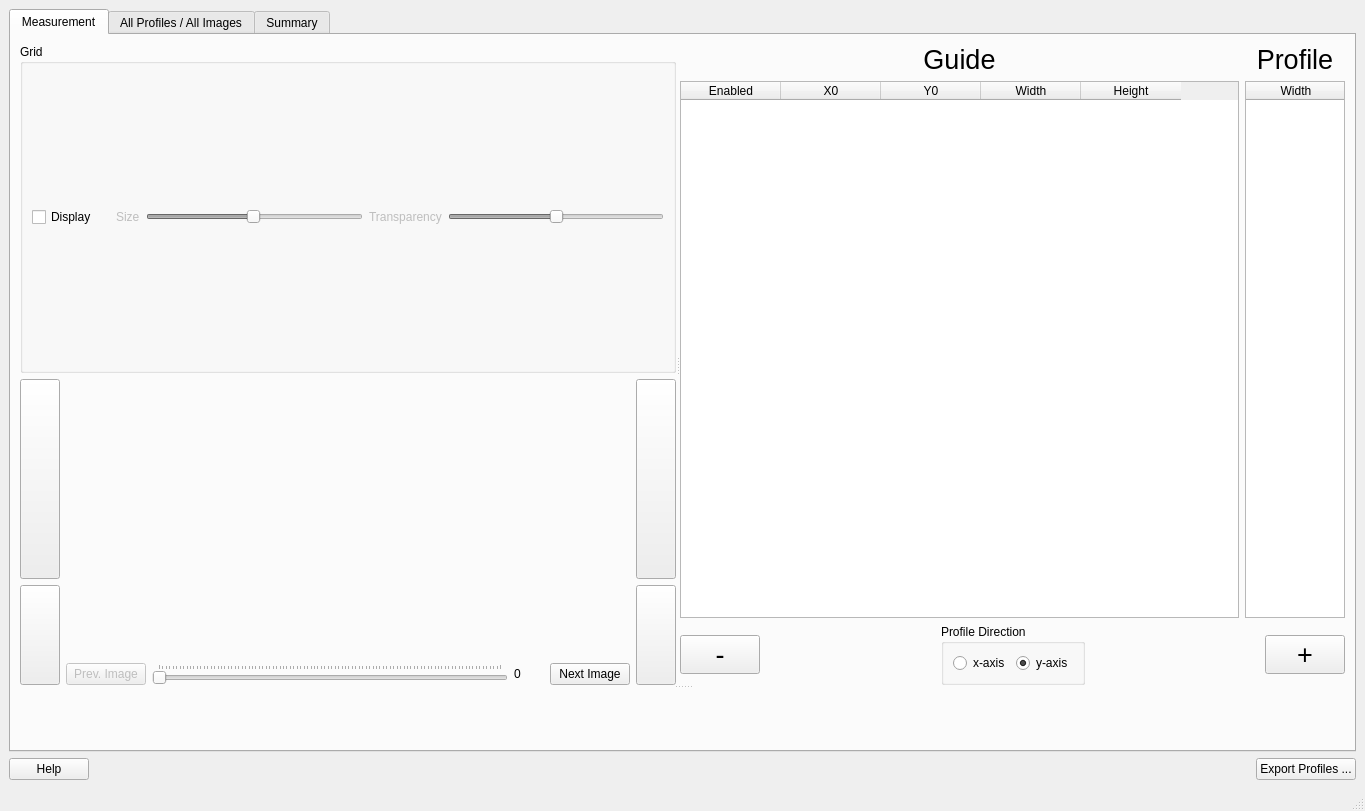
neutronimaging/python_notebooks, file ui/ui_profile.ui: the form before one commit.
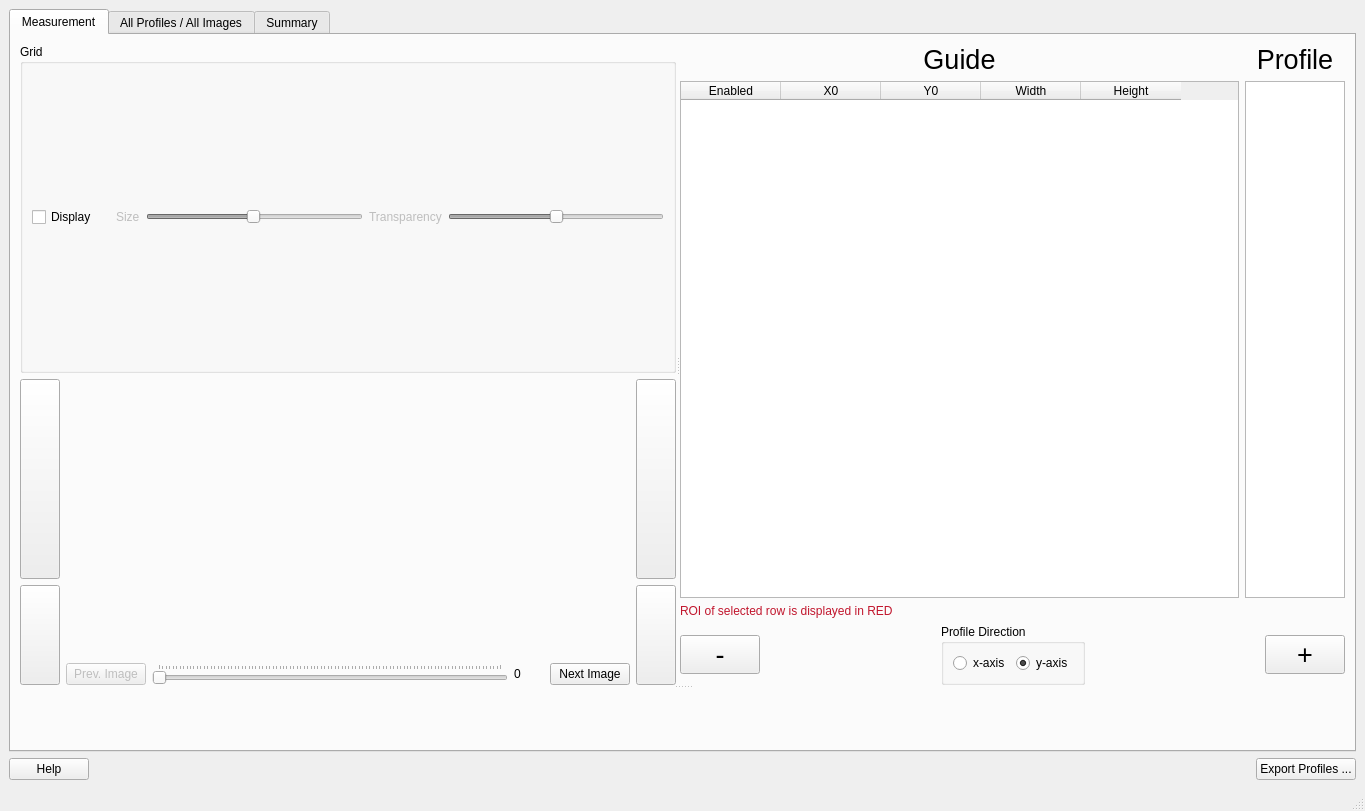
The form after the commit. The open tabs and pages were chosen to show the change.

The edit to the form file:
```diff
--- a/ui/ui_profile.ui
+++ b/ui/ui_profile.ui
@@ -394,7 +394,7 @@
                   <enum>QAbstractItemView::SelectRows</enum>
                  </property>
                  <attribute name="horizontalHeaderVisible">
-                  <bool>true</bool>
+                  <bool>false</bool>
                  </attribute>
                  <attribute name="verticalHeaderVisible">
                   <bool>false</bool>
@@ -406,6 +406,161 @@
                  </column>
                 </widget>
                </item>
+               <item row="2" column="0">
+                <widget class="QLabel" name="label_3">
+                 <property name="palette">
+                  <palette>
+                   <active>
+                    <colorrole role="WindowText">
+                     <brush brushstyle="SolidPattern">
+                      <color alpha="255">
+                       <red>193</red>
+                       <green>22</green>
+                       <blue>45</blue>
+                      </color>
+                     </brush>
+                    </colorrole>
+                    <colorrole role="Text">
+                     <brush brushstyle="SolidPattern">
+                      <color alpha="255">
+                       <red>193</red>
+                       <green>22</green>
+                       <blue>45</blue>
+                      </color>
+                     </brush>
+                    </colorrole>
+                    <colorrole role="ButtonText">
+                     <brush brushstyle="SolidPattern">
+                      <color alpha="255">
+                       <red>193</red>
+                       <green>22</green>
+                       <blue>45</blue>
+                      </color>
+                     </brush>
+                    </colorrole>
+                    <colorrole role="HighlightedText">
+                     <brush brushstyle="SolidPattern">
+                      <color alpha="255">
+                       <red>193</red>
+                       <green>22</green>
+                       <blue>45</blue>
+                      </color>
+                     </brush>
+                    </colorrole>
+                    <colorrole role="ToolTipText">
+                     <brush brushstyle="SolidPattern">
+                      <color alpha="255">
+                       <red>193</red>
+                       <green>22</green>
+                       <blue>45</blue>
+                      </color>
+                     </brush>
+                    </colorrole>
+                   </active>
+                   <inactive>
+                    <colorrole role="WindowText">
+                     <brush brushstyle="SolidPattern">
+                      <color alpha="255">
+                       <red>193</red>
+                       <green>22</green>
+                       <blue>45</blue>
+                      </color>
+                     </brush>
+                    </colorrole>
+                    <colorrole role="Text">
+                     <brush brushstyle="SolidPattern">
+                      <color alpha="255">
+                       <red>193</red>
+                       <green>22</green>
+                       <blue>45</blue>
+                      </color>
+                     </brush>
+                    </colorrole>
+                    <colorrole role="ButtonText">
+                     <brush brushstyle="SolidPattern">
+                      <color alpha="255">
+                       <red>193</red>
+                       <green>22</green>
+                       <blue>45</blue>
+                      </color>
+                     </brush>
+                    </colorrole>
+                    <colorrole role="HighlightedText">
+                     <brush brushstyle="SolidPattern">
+                      <color alpha="255">
+                       <red>193</red>
+                       <green>22</green>
+                       <blue>45</blue>
+                      </color>
+                     </brush>
+                    </colorrole>
+                    <colorrole role="ToolTipText">
+                     <brush brushstyle="SolidPattern">
+                      <color alpha="255">
+                       <red>193</red>
+                       <green>22</green>
+                       <blue>45</blue>
+                      </color>
+                     </brush>
+                    </colorrole>
+                   </inactive>
+                   <disabled>
+                    <colorrole role="WindowText">
+                     <brush brushstyle="SolidPattern">
+                      <color alpha="255">
+                       <red>69</red>
+                       <green>69</green>
+                       <blue>69</blue>
+                      </color>
+                     </brush>
+                    </colorrole>
+                    <colorrole role="Text">
+                     <brush brushstyle="SolidPattern">
+                      <color alpha="255">
+                       <red>69</red>
+                       <green>69</green>
+                       <blue>69</blue>
+                      </color>
+                     </brush>
+                    </colorrole>
+                    <colorrole role="ButtonText">
+                     <brush brushstyle="SolidPattern">
+                      <color alpha="255">
+                       <red>106</red>
+                       <green>104</green>
+                       <blue>100</blue>
+                      </color>
+                     </brush>
+                    </colorrole>
+                    <colorrole role="HighlightedText">
+                     <brush brushstyle="SolidPattern">
+                      <color alpha="255">
+                       <red>193</red>
+                       <green>22</green>
+                       <blue>45</blue>
+                      </color>
+                     </brush>
+                    </colorrole>
+                    <colorrole role="ToolTipText">
+                     <brush brushstyle="SolidPattern">
+                      <color alpha="255">
+                       <red>193</red>
+                       <green>22</green>
+                       <blue>45</blue>
+                      </color>
+                     </brush>
+                    </colorrole>
+                   </disabled>
+                  </palette>
+                 </property>
+                 <property name="text">
+                  <string>ROI of selected row is displayed in RED</string>
+                 </property>
+                 <property name="textFormat">
+                  <enum>Qt::AutoText</enum>
+                 </property>
+                </widget>
+               </item>
               </layout>
              </item>
              <item>
```
Left out of the diff: 35 changed lines with no effect on the pictures.
